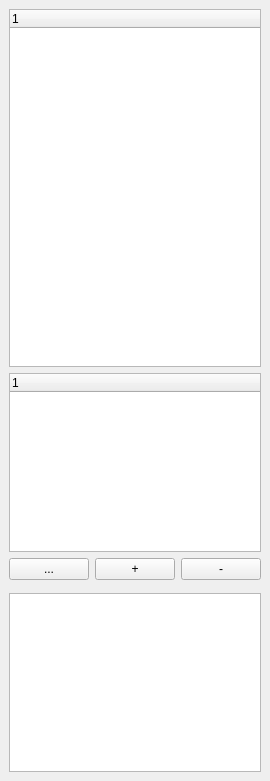
Qt form src/meshlab/ui/layerDialog.ui (cnr-isti-vclab/meshlab) before a commit.
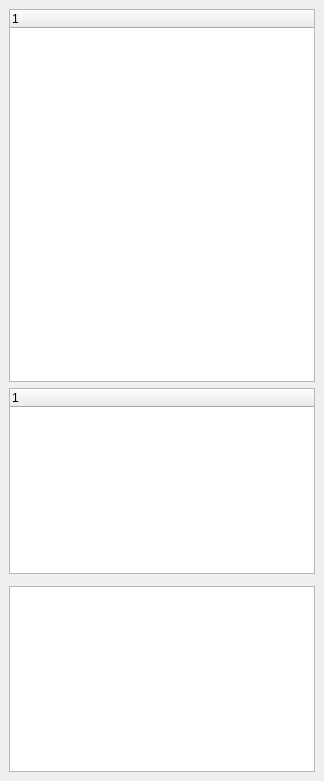
The same form after that commit.

Commit message: added rasters popup menu. removed layers buttons.

Diff of the .ui file:
```diff
--- a/src/meshlab/ui/layerDialog.ui
+++ b/src/meshlab/ui/layerDialog.ui
@@ -6,7 +6,7 @@
    <rect>
     <x>0</x>
     <y>0</y>
-    <width>263</width>
+    <width>324</width>
     <height>781</height>
    </rect>
   </property>
@@ -45,47 +45,6 @@
       </column>
      </widget>
     </item>
-    <item>
-     <layout class="QHBoxLayout" name="horizontalLayout">
-      <item>
-       <spacer name="horizontalSpacer">
-        <property name="orientation">
-         <enum>Qt::Horizontal</enum>
-        </property>
-        <property name="sizeHint" stdset="0">
-         <size>
-          <width>28</width>
-          <height>23</height>
-         </size>
-        </property>
-       </spacer>
-      </item>
-      <item>
-       <widget class="QPushButton" name="menuButton">
-        <property name="text">
-         <string>...</string>
-        </property>
-       </widget>
-      </item>
-      <item>
-       <widget class="QPushButton" name="addButton">
-        <property name="text">
-         <string>+</string>
-        </property>
-       </widget>
-      </item>
-      <item>
-       <widget class="QPushButton" name="deleteButton">
-        <property name="text">
-         <string>-</string>
-        </property>
-        <property name="flat">
-         <bool>false</bool>
-        </property>
-       </widget>
-      </item>
-     </layout>
-    </item>
     <item>
      <layout class="QVBoxLayout" name="subLayout">
       <item>
```
The commit also changes 4 other files.
